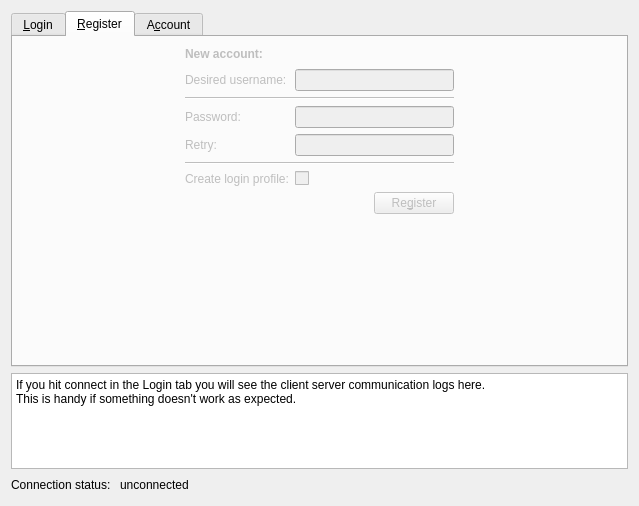
This is ui/ConnectionWidget.ui in tizbac/qtlobby as Qt 5 draws it before an edit. The edited form follows.
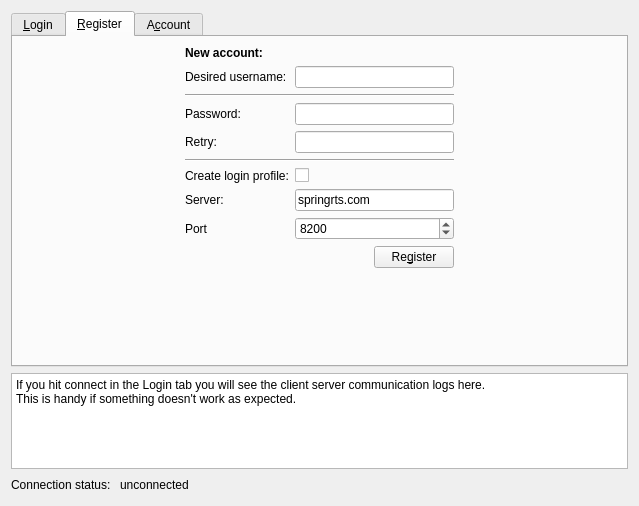
This is the edited form. The open tabs and pages were chosen to show the change. Icons and pictures are not drawn.

```diff
--- a/ui/ConnectionWidget.ui
+++ b/ui/ConnectionWidget.ui
@@ -619,7 +619,7 @@
      </widget>
      <widget class="QWidget" name="regisertab">
       <property name="enabled">
-       <bool>false</bool>
+       <bool>true</bool>
       </property>
       <attribute name="title">
        <string>&amp;Register</string>
@@ -732,6 +732,40 @@
            </property>
           </widget>
          </item>
+         <item row="6" column="0">
+          <widget class="QLabel" name="label_18">
+           <property name="text">
+            <string>Server:</string>
+           </property>
+          </widget>
+         </item>
+         <item row="7" column="0">
+          <widget class="QLabel" name="label_19">
+           <property name="text">
+            <string>Port</string>
+           </property>
+          </widget>
+         </item>
+         <item row="6" column="1">
+          <widget class="QLineEdit" name="newServerLineEdit">
+           <property name="text">
+            <string>springrts.com</string>
+           </property>
+          </widget>
+         </item>
+         <item row="7" column="1">
+          <widget class="QSpinBox" name="newPortSpinBox">
+           <property name="minimum">
+            <number>1</number>
+           </property>
+           <property name="maximum">
+            <number>65535</number>
+           </property>
+           <property name="value">
+            <number>8200</number>
+           </property>
+          </widget>
+         </item>
         </layout>
        </item>
        <item row="2" column="1">
@@ -750,7 +784,7 @@
        <item row="2" column="2">
         <widget class="QPushButton" name="registerUserPushButton">
          <property name="enabled">
-          <bool>false</bool>
+          <bool>true</bool>
          </property>
          <property name="text">
           <string>Re&amp;gister</string>
```
Left out of the diff: 38 changed lines with no effect on the pictures.
